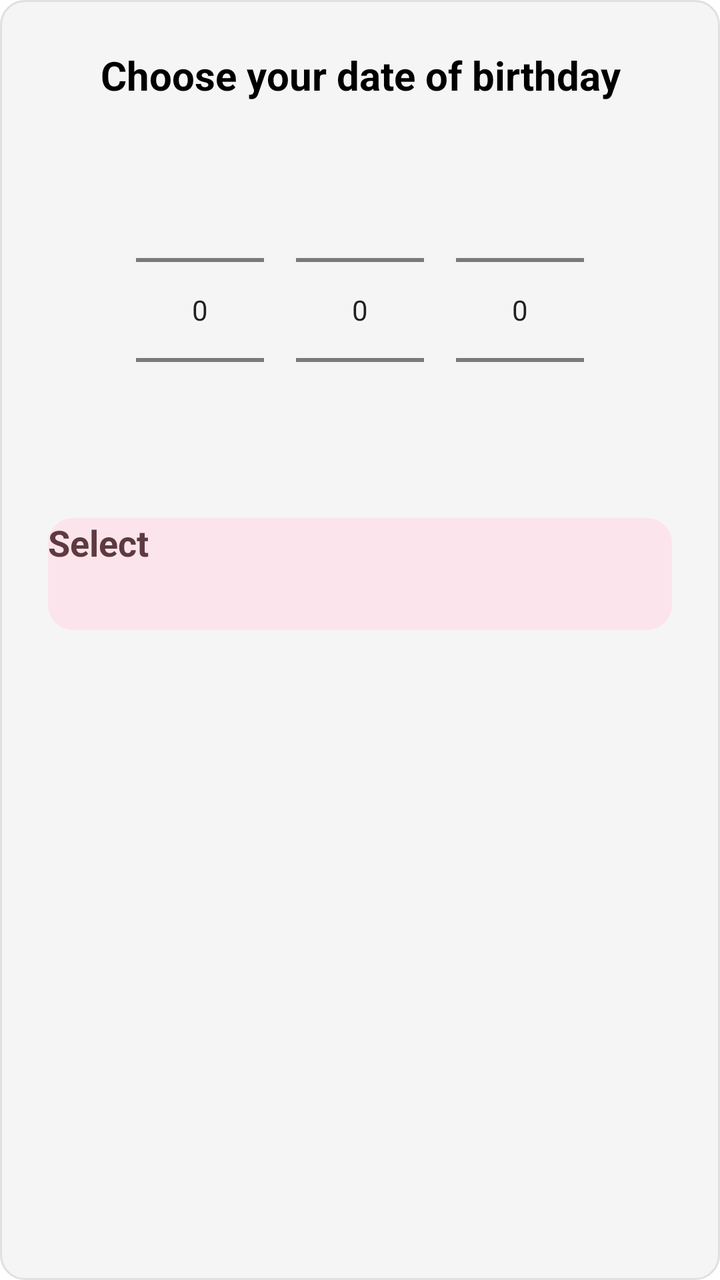
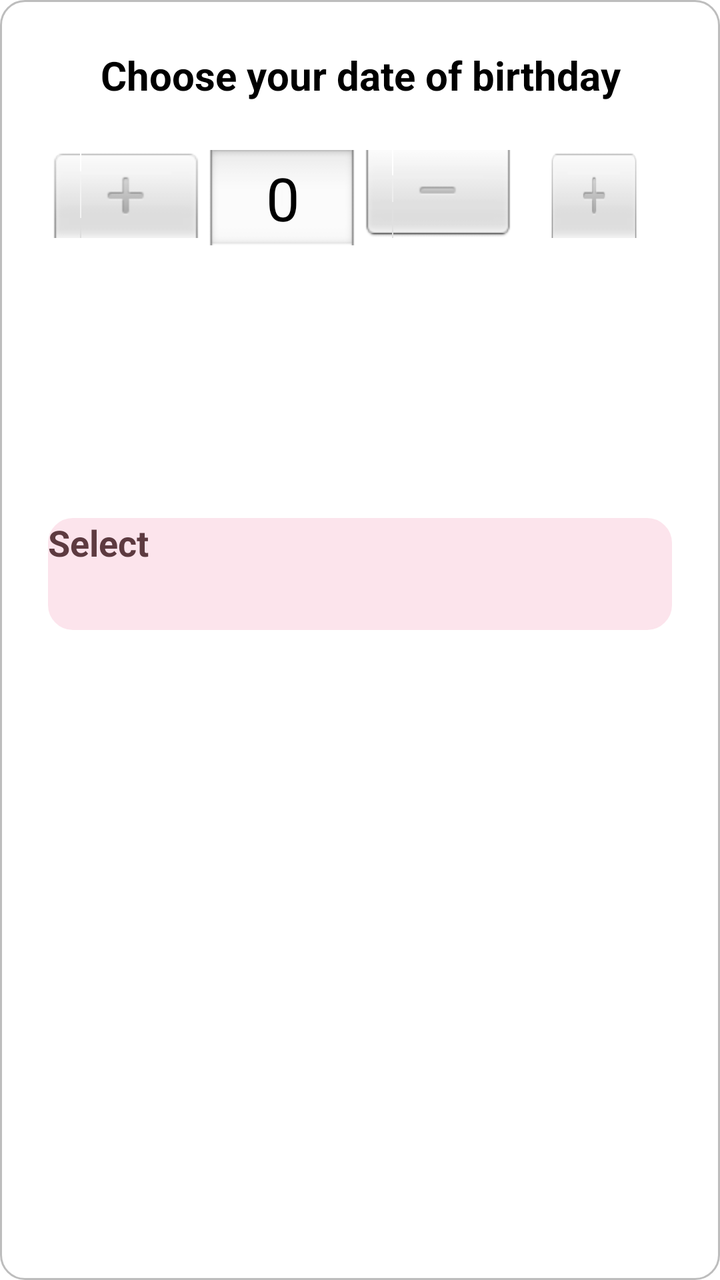

Before-and-after screenshots of an Android layout around one commit, followed by the original layout XML and the change that was made.
<!-- AndroidManifest.xml: application theme Theme.App.Starting -->
<!-- res/layout/dialog_wheel_date_picker.xml -->
<?xml version="1.0" encoding="utf-8"?>
<LinearLayout xmlns:android="http://schemas.android.com/apk/res/android"
    android:layout_width="match_parent"
    android:layout_height="wrap_content"
    android:orientation="vertical"
    android:background="@drawable/bg_input_field"
    android:padding="24dp">

    
    <TextView
        android:layout_width="match_parent"
        android:layout_height="wrap_content"
        android:text="@string/choose_your_date_of_birthday"
        android:textColor="@color/text_primary"
        android:textSize="20sp"
        android:textStyle="bold"
        android:gravity="center"
        android:layout_marginBottom="24dp"/>

    
    <LinearLayout
        android:layout_width="match_parent"
        android:layout_height="wrap_content"
        android:orientation="horizontal"
        android:gravity="center"
        android:layout_marginBottom="24dp">

        
        <NumberPicker
            android:id="@+id/npDay"
            android:layout_width="wrap_content"
            android:layout_height="160dp"
            android:theme="@style/Theme.AppCompat.Light"
            android:layout_marginEnd="16dp"/>

        
        <NumberPicker
            android:id="@+id/npMonth"
            android:layout_width="wrap_content"
            android:layout_height="160dp"
            android:theme="@style/Theme.AppCompat.Light"
            android:layout_marginEnd="16dp"/>

        
        <NumberPicker
            android:id="@+id/npYear"
            android:layout_width="wrap_content"
            android:layout_height="160dp"
            android:theme="@style/Theme.AppCompat.Light"/>

    </LinearLayout>

    
    <androidx.appcompat.widget.AppCompatButton
        android:id="@+id/btnConfirmDate"
        android:layout_width="match_parent"
        android:layout_height="56dp"
        android:background="@drawable/bg_input_field"
        android:backgroundTint="@color/baby_pink"
        android:text="@string/select"
        android:textAllCaps="false"
        android:textColor="#5D3A40"
        android:textStyle="bold"
        android:textSize="18sp"/>

</LinearLayout>
<!-- resources referenced by this layout -->
<resources>
  <color name="baby_pink">#FCE4EC</color>
  <color name="text_primary">#000000</color>
  <!-- drawable bg_input_field (drawable) -->
  <?xml version="1.0" encoding="utf-8"?>
  <shape xmlns:android="http://schemas.android.com/apk/res/android">
  
      <solid android:color="#F5F5F5" />
  
      <corners android:radius="12dp" />
  
      <stroke
          android:width="1dp"
          android:color="#E0E0E0" />
  </shape>
  <string name="choose_your_date_of_birthday">Choose your date of birthday</string>
  <string name="select">Select</string>
  <style name="Theme.App.Starting" parent="Theme.SplashScreen">
          <item name="windowSplashScreenBackground">@android:color/white</item>
          <item name="windowSplashScreenAnimatedIcon">@drawable/splash_icon</item>
          <item name="windowSplashScreenAnimationDuration">1000</item>
          <item name="postSplashScreenTheme">@style/Theme.OurMemories</item>
      </style>
  <!-- drawable splash_icon: png bitmap (drawable, 316944 bytes) -->
  <style name="Theme.OurMemories" parent="Base.Theme.OurMemories" />
  <style name="Base.Theme.OurMemories" parent="Theme.Material3.DayNight.NoActionBar">
          <item name="colorPrimary">@color/primary_lavender</item>
          <item name="colorOnPrimary">@color/white</item>
  
          <item name="android:windowBackground">@color/background_light</item>
          <item name="colorSurface">@color/white</item>
          <item name="colorOnSurface">@color/text_primary</item>
          <item name="colorOnBackground">@color/text_primary</item>
  
          <item name="android:textColorPrimary">@color/text_primary</item>
          <item name="android:textColorSecondary">@color/text_secondary</item>
      </style>
  <color name="primary_lavender">#9C27B0</color>
  <color name="white">#FFFFFF</color>
  <color name="background_light">#F5F5F7</color>
  <color name="text_secondary">#575757</color>
</resources>

<!-- the commit's change to res/layout/dialog_wheel_date_picker.xml (unified diff, before → after) -->
@@ -30,7 +30,6 @@
             android:id="@+id/npDay"
             android:layout_width="wrap_content"
             android:layout_height="160dp"
-            android:theme="@style/Theme.AppCompat.Light"
             android:layout_marginEnd="16dp"/>
 
         
@@ -38,15 +37,13 @@
             android:id="@+id/npMonth"
             android:layout_width="wrap_content"
             android:layout_height="160dp"
-            android:theme="@style/Theme.AppCompat.Light"
             android:layout_marginEnd="16dp"/>
 
         
         <NumberPicker
             android:id="@+id/npYear"
             android:layout_width="wrap_content"
-            android:layout_height="160dp"
-            android:theme="@style/Theme.AppCompat.Light"/>
+            android:layout_height="160dp"/>
 
     </LinearLayout>
 
@@ -59,7 +56,7 @@
         android:backgroundTint="@color/baby_pink"
         android:text="@string/select"
         android:textAllCaps="false"
-        android:textColor="#5D3A40"
+        android:textColor="@color/button_text"
         android:textStyle="bold"
         android:textSize="18sp"/>
 
<!-- resource entries referenced after the edit -->
@@ -1,18 +1,19 @@
 <!-- resources referenced by this layout -->
 <resources>
   <color name="baby_pink">#FCE4EC</color>
+  <color name="button_text">#5D3A40</color>
   <color name="text_primary">#000000</color>
   <!-- drawable bg_input_field (drawable) -->
   <?xml version="1.0" encoding="utf-8"?>
   <shape xmlns:android="http://schemas.android.com/apk/res/android">
   
-      <solid android:color="#F5F5F5" />
+      <solid android:color="@color/white" />
   
       <corners android:radius="12dp" />
   
       <stroke
           android:width="1dp"
-          android:color="#E0E0E0" />
+          android:color="@color/nav_icon_inactive" />
   </shape>
   <string name="choose_your_date_of_birthday">Choose your date of birthday</string>
   <string name="select">Select</string>
@@ -38,6 +39,7 @@
       </style>
   <color name="primary_lavender">#9C27B0</color>
   <color name="white">#FFFFFF</color>
+  <color name="nav_icon_inactive">#BDBDBD</color>
   <color name="background_light">#F5F5F7</color>
   <color name="text_secondary">#575757</color>
 </resources>
